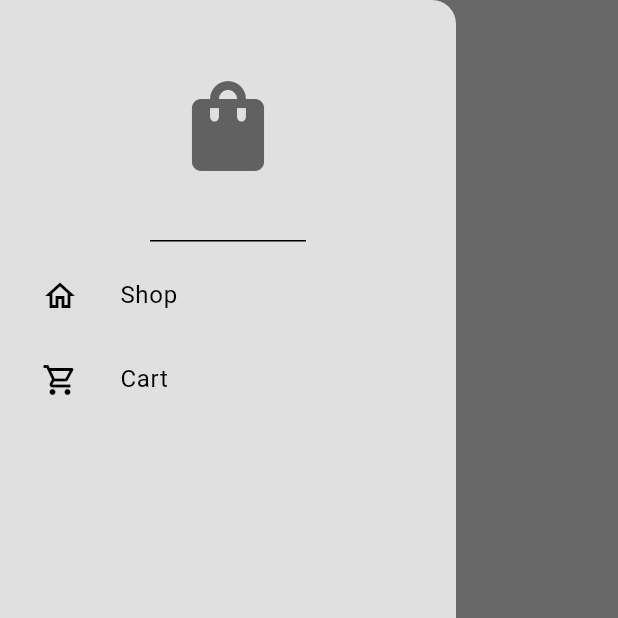
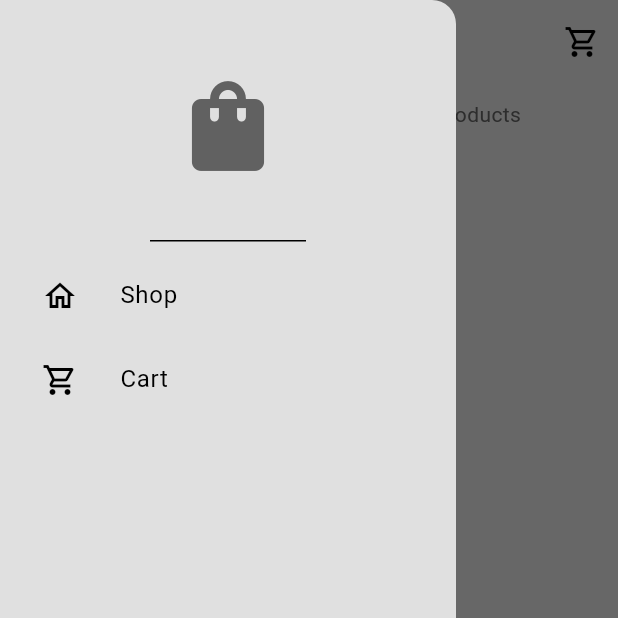
Before and after one commit to alexmortelsison/ECommerce-App2, a Flutter app: the ShopPage screen opened by its route, with the side drawer open, on a phone screen of 412 x 824 dp, the top half of it. Run offline on Flutter 3.47's test engine with Material 3 defaults, Android fonts, the phone set to English and light mode, and no system bars.

Commit message:
updated UI

```diff
--- /dev/null
+++ b/lib/components/product_tile.dart
@@ -0,0 +1,14 @@
+import 'package:flutter/material.dart';
+
+class ProductTile extends StatelessWidget {
+  const ProductTile({super.key});
+
+  @override
+  Widget build(BuildContext context) {
+    return Container(
+      width: 350,
+      decoration: BoxDecoration(color: Theme.of(context).colorScheme.secondary),
+      child: const Column(),
+    );
+  }
+}
--- a/lib/main.dart
+++ b/lib/main.dart
@@ -1,3 +1,4 @@
+import 'package:ecommerce_app2/models/shop.dart';
 import 'package:ecommerce_app2/pages/shop_page.dart';
 import 'package:ecommerce_app2/themes/light_mode.dart';
 import 'package:flutter/material.dart';
@@ -7,7 +8,10 @@ import 'pages/intro_page.dart';
 
 void main() {
   runApp(
-    const MyApp(),
+    ChangeNotifierProvider(
+      create: (context) => Shop(),
+      child: const MyApp(),
+    ),
   );
 }
 
--- /dev/null
+++ b/lib/models/product.dart
@@ -0,0 +1,13 @@
+class Product {
+  final String name;
+  final double price;
+  final String imagePath;
+  final String description;
+
+  Product({
+    required this.name,
+    required this.price,
+    required this.imagePath,
+    required this.description,
+  });
+}
--- /dev/null
+++ b/lib/models/shop.dart
@@ -0,0 +1,47 @@
+import 'package:ecommerce_app2/models/product.dart';
+import 'package:flutter/material.dart';
+
+class Shop extends ChangeNotifier {
+  final List<Product> _shop = [
+    Product(
+      name: 'Product 1',
+      price: 99.99,
+      imagePath: 'images/1.png',
+      description: 'Cool product',
+    ),
+    Product(
+      name: 'Product 1',
+      price: 99.99,
+      imagePath: 'images/1.png',
+      description: 'Cool product',
+    ),
+    Product(
+      name: 'Product 1',
+      price: 99.99,
+      imagePath: 'images/1.png',
+      description: 'Cool product',
+    ),
+    Product(
+      name: 'Product 1',
+      price: 99.99,
+      imagePath: 'images/1.png',
+      description: 'Cool product',
+    ),
+  ];
+
+  final List<Product> _cart = [];
+
+  List<Product> get shop => _shop;
+
+  List<Product> get cart => _cart;
+
+  void addToCart(Product item) {
+    _cart.add(item);
+    notifyListeners();
+  }
+
+  void removeFromCart(Product item) {
+    _cart.remove(item);
+    notifyListeners();
+  }
+}
--- a/lib/pages/shop_page.dart
+++ b/lib/pages/shop_page.dart
@@ -10,12 +10,40 @@ class ShopPage extends StatelessWidget {
       drawer: const MyDrawer(),
       backgroundColor: Theme.of(context).colorScheme.surface,
       appBar: AppBar(
+        actions: [
+          IconButton(
+            onPressed: () {},
+            icon: const Icon(
+              Icons.shopping_cart_outlined,
+            ),
+          ),
+        ],
         backgroundColor: Colors.transparent,
         title: Text(
           'My Shop',
           style: TextStyle(color: Theme.of(context).colorScheme.inversePrimary),
         ),
       ),
+      body: ListView(
+        children: [
+          const SizedBox(height: 10),
+          Center(
+            child: Text(
+              'Pick from a list of premium quality products',
+              style: TextStyle(
+                  color: Theme.of(context).colorScheme.inversePrimary),
+            ),
+          ),
+          SizedBox(
+            height: 750,
+            child: ListView.builder(
+              itemBuilder: (context, index) {
+                return null;
+              },
+            ),
+          ),
+        ],
+      ),
     );
   }
 }
```
